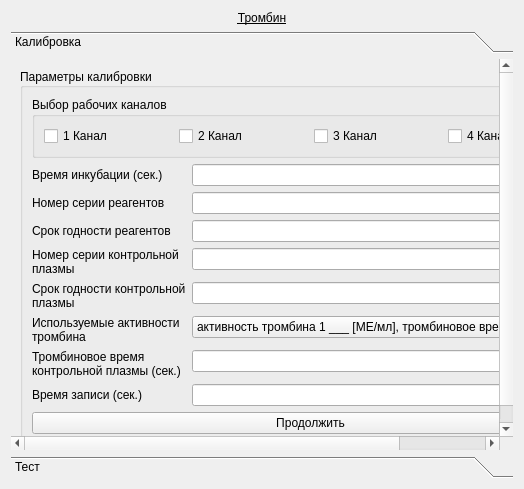
Qt form choisedialog/ko4.ui (krang4d/Agrekola) before a commit.
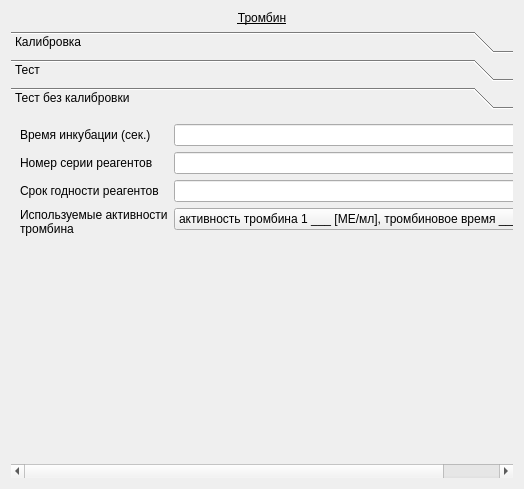
The same form after that commit. Custom widgets are drawn as their Qt base class.

The edit to the form file:
```diff
--- a/choisedialog/ko4.ui
+++ b/choisedialog/ko4.ui
@@ -27,15 +27,15 @@
    <item>
     <widget class="QToolBox" name="toolBox">
      <property name="currentIndex">
-      <number>0</number>
+      <number>2</number>
      </property>
      <widget class="QWidget" name="page_1">
       <property name="geometry">
        <rect>
         <x>0</x>
         <y>0</y>
-        <width>506</width>
-        <height>398</height>
+        <width>544</width>
+        <height>376</height>
        </rect>
       </property>
       <attribute name="label">
@@ -290,6 +290,87 @@
        <string>Тест</string>
       </attribute>
      </widget>
+     <widget class="QWidget" name="page_2">
+      <attribute name="label">
+       <string>Тест без калибровки</string>
+      </attribute>
+      <layout class="QVBoxLayout" name="verticalLayout_4">
+       <item>
+        <layout class="QFormLayout" name="formLayout_2">
+         <item row="0" column="0">
+          <widget class="QLabel" name="label_incube_2">
+           <property name="text">
+            <string>Время инкубации (сек.)</string>
+           </property>
+          </widget>
+         </item>
+         <item row="0" column="1">
+          <widget class="QLineEdit" name="incube_incube_2">
+           <property name="inputMethodHints">
+            <set>Qt::ImhDigitsOnly</set>
+           </property>
+           <property name="text">
+            <string/>
+           </property>
+          </widget>
+         </item>
+         <item row="1" column="0">
+          <widget class="QLabel" name="label_9">
+           <property name="text">
+            <string>Номер серии реагентов</string>
+           </property>
+           <property name="buddy">
+            <cstring>reagent_serial</cstring>
+           </property>
+          </widget>
+         </item>
+         <item row="1" column="1">
+          <widget class="QLineEdit" name="reagent_serial_2"/>
+         </item>
+         <item row="2" column="0">
+          <widget class="QLabel" name="label_6">
+           <property name="text">
+            <string>Срок годности реагентов</string>
+           </property>
+           <property name="buddy">
+            <cstring>reagent_data</cstring>
+           </property>
+          </widget>
+         </item>
+         <item row="2" column="1">
+          <widget class="QLineEdit" name="reagent_data_2"/>
+         </item>
+         <item row="3" column="0">
+          <widget class="QLabel" name="label_8">
+           <property name="text">
+            <string>Используемые активности
+тромбина</string>
+           </property>
+          </widget>
+         </item>
+         <item row="3" column="1">
+          <widget class="QComboBox" name="action_2">
+           <item>
+            <property name="text">
+             <string>активность тромбина 1 ___ [МЕ/мл], тромбиновое время ___ сек</string>
+            </property>
+           </item>
+           <item>
+            <property name="text">
+             <string>активность тромбина 2 ___ [МЕ/мл], тромбиновое время ___ сек</string>
+            </property>
+           </item>
+           <item>
+            <property name="text">
+             <string>активность тромбина 3 ___ [МЕ/мл], тромбиновое время ___ сек</string>
+            </property>
+           </item>
+          </widget>
+         </item>
+        </layout>
+       </item>
+      </layout>
+     </widget>
     </widget>
    </item>
   </layout>
```
Left out of the diff: 2 changed lines with no effect on the pictures.
